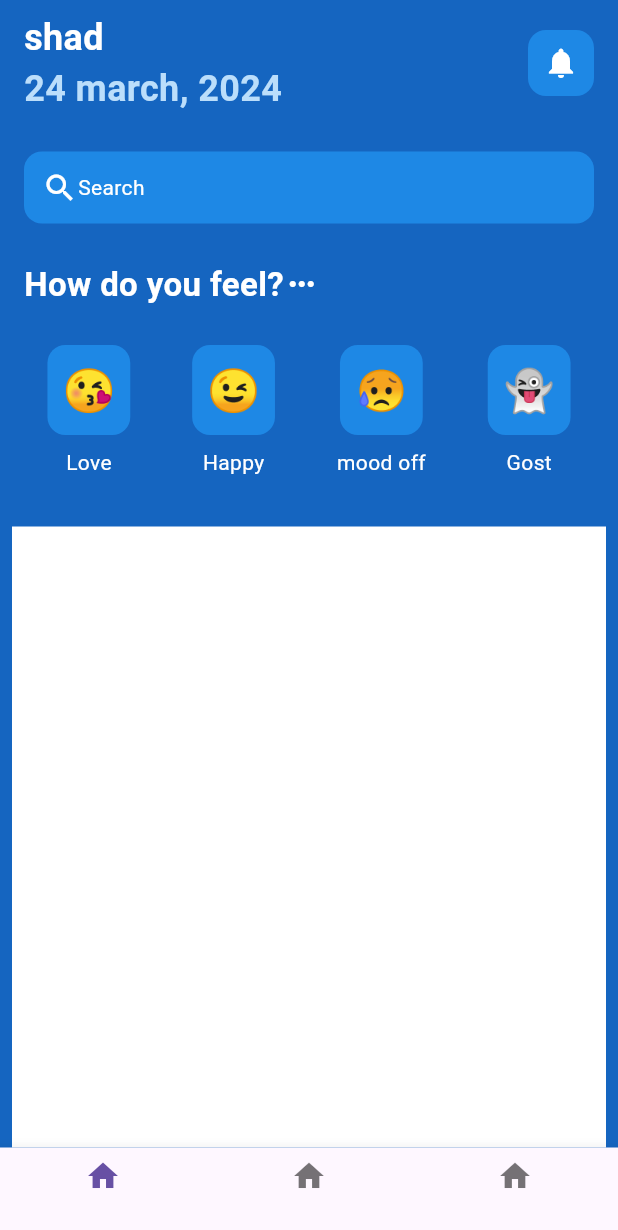
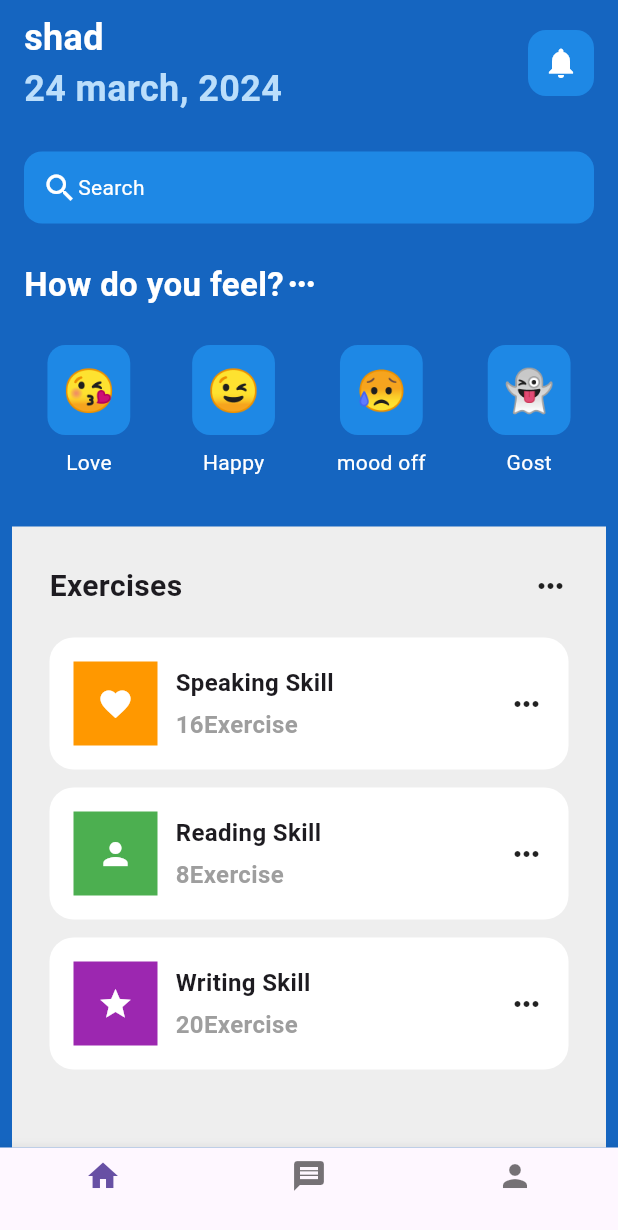
Before and after one commit to Shadislam1/dribble_ui, a Flutter app: the screen it shows after launch, on a phone screen of 412 x 824 dp. Shown: the top 1230 px of the screen. Run offline on Flutter 3.47's test engine with Material 3 defaults, Android fonts, the phone set to English and light mode, and no system bars.

Commit message:
final ui done

```diff
--- a/lib/pages/home_page.dart
+++ b/lib/pages/home_page.dart
@@ -1,5 +1,6 @@
 
 import 'package:dribble_ui/utility/emotion_face.dart';
+import 'package:dribble_ui/utility/excercise_tile.dart';
 import 'package:flutter/material.dart';
 
 class HomePage extends StatefulWidget {
@@ -16,8 +17,8 @@ class _HomePageState extends State<HomePage> {
       backgroundColor: Colors.blue[800],
       bottomNavigationBar: BottomNavigationBar(items: [
       BottomNavigationBarItem(icon:Icon(Icons.home),label: ''),
-      BottomNavigationBarItem(icon:Icon(Icons.home),label: ''),
-      BottomNavigationBarItem(icon:Icon(Icons.home),label: ''),
+      BottomNavigationBarItem(icon:Icon(Icons.message),label: ''),
+      BottomNavigationBarItem(icon:Icon(Icons.person),label: ''),
       ]),
       body: SafeArea(
         child: Padding(
@@ -219,7 +220,59 @@ class _HomePageState extends State<HomePage> {
              SizedBox(height: 25,),
           Expanded(
             child: Container(
-              color: Colors.white,
+              padding: EdgeInsets.all(25),
+
+              color: Colors.grey[200],
+              child: Center(
+                child: Column(
+                  children: [
+                    //excercise heading
+                    Row(
+                      mainAxisAlignment: MainAxisAlignment.spaceBetween,
+                      children: [
+                        Text(
+                          "Exercises",
+                          style: TextStyle(
+                            fontWeight: FontWeight.bold,
+                            fontSize: 20,
+                          ),
+                          ),
+                        Icon(Icons.more_horiz),
+
+                      ],
+                    ),
+
+                    SizedBox(height: 20,),
+                    //list of exercise
+                   Expanded(
+                     child: ListView(
+                      children: [
+                        ExerciseTile(
+                          icon: Icons.favorite,
+                          excerciseName: 'Speaking Skill',
+                          numberOfExercise: 16,
+                          color: Colors.orange,
+                        ),
+                         ExerciseTile(
+                          icon: Icons.person,
+                          excerciseName: 'Reading Skill',
+                          numberOfExercise: 8,
+                          color: Colors.green,
+                         ),
+                          ExerciseTile(
+                            icon: Icons.star,
+                          excerciseName: 'Writing Skill',
+                          numberOfExercise: 20,
+                          color: Colors.purple,
+                          ),
+
+                      ],
+                     ),
+                   )
+
+                  ],
+                ),
+              ),
             ),
           )
             ],
--- /dev/null
+++ b/lib/utility/excercise_tile.dart
@@ -0,0 +1,83 @@
+
+import 'package:flutter/material.dart';
+class ExerciseTile extends StatelessWidget {
+  final icon;
+  final String excerciseName;
+  final int numberOfExercise;
+  final color;
+  const ExerciseTile(
+    {super.key,
+    required this.excerciseName,
+    required this.icon,
+     required this.numberOfExercise,
+     required this.color,
+    });
+
+  @override
+  Widget build(BuildContext context) {
+    return Padding(
+      padding: const EdgeInsets.only(bottom: 12.0),
+      child: Container(
+                        padding: EdgeInsets.all(16),
+                        decoration: BoxDecoration(
+                        borderRadius: BorderRadius.circular(16),
+                         color: Colors.white
+                        ),
+                        child:Row(
+                          mainAxisAlignment: MainAxisAlignment.spaceBetween,
+                          children: [
+                           Row(
+                            children: [
+                              ClipRRect(
+                                borderRadius: BorderRadius.circular(12),
+                              ),
+                             Container(
+                              padding: EdgeInsets.all(16),
+                              color: color,
+
+
+                              child: Icon(
+                                icon,
+                                color: Colors.white,
+                                ),
+
+                              ),
+                            SizedBox(
+                              width: 12,
+                            ),
+                            Column(
+                              crossAxisAlignment: CrossAxisAlignment.start,
+                              children: [
+                                //title
+                                Text(
+                                 excerciseName ,
+                                  style: TextStyle(
+                                    fontWeight: FontWeight.bold,
+                                    fontSize: 16,
+                                  ),
+                                ),
+                        SizedBox(height: 5,),
+                                //subtitle
+
+                                 Text(
+                                    numberOfExercise.toString()+ 'Exercise',
+                                   style: TextStyle(
+                                    fontWeight: FontWeight.bold,
+                                    fontSize: 16,
+                                    color: Colors.grey,
+                                  ),
+                                ),
+
+                              ],
+
+                            ),
+                           ],),
+                              Icon(Icons.more_horiz),
+                          ],
+                        )
+                        ),
+    );
+  }
+
+
+}
```
